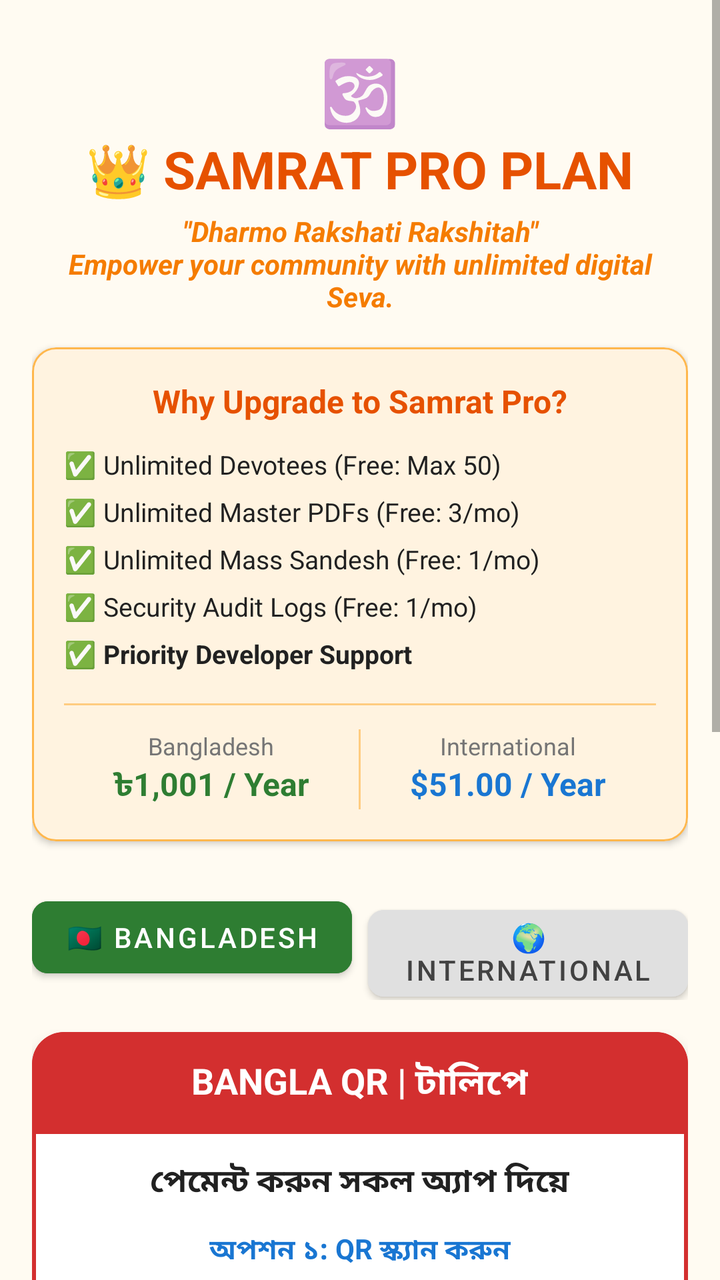
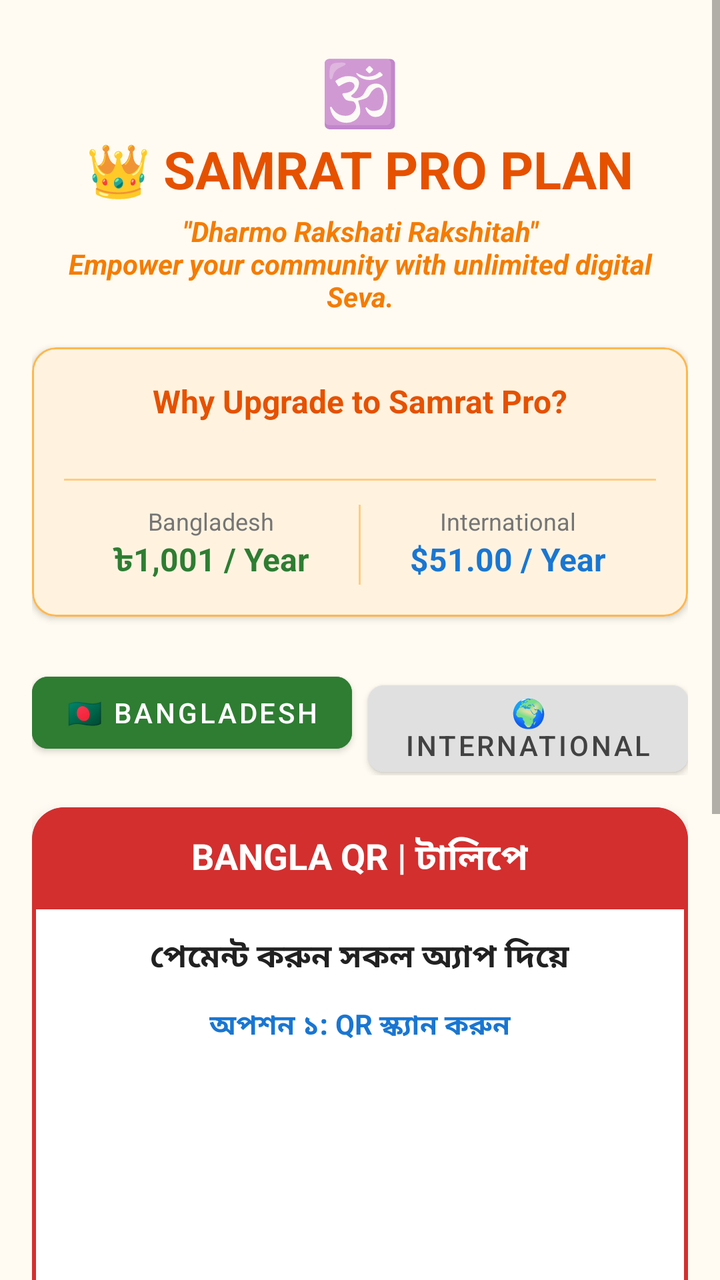

Two renders of the same Android screen: before a commit and after it. Below are the layout's source before the change and the commit's diff.
<!-- AndroidManifest.xml: application theme Theme.MaterialComponents.Light.NoActionBar -->
<!-- res/layout/activity_upgrade.xml -->
<?xml version="1.0" encoding="utf-8"?>
<ScrollView xmlns:android="http://schemas.android.com/apk/res/android"
    xmlns:app="http://schemas.android.com/apk/res-auto"
    android:layout_width="match_parent"
    android:layout_height="match_parent"
    android:background="#FFFBF2">

    <LinearLayout
        android:layout_width="match_parent"
        android:layout_height="wrap_content"
        android:orientation="vertical"
        android:padding="16dp"
        android:gravity="center_horizontal">

        <TextView
            android:layout_width="wrap_content"
            android:layout_height="wrap_content"
            android:text="🕉️"
            android:textSize="32sp"
            android:layout_marginTop="8dp"/>

        <TextView
            android:layout_width="wrap_content"
            android:layout_height="wrap_content"
            android:text="👑 SAMRAT PRO PLAN"
            android:textSize="26sp"
            android:textStyle="bold"
            android:textColor="#E65100" 
            android:layout_marginBottom="4dp"/>

        <TextView
            android:layout_width="match_parent"
            android:layout_height="wrap_content"
            android:text="&quot;Dharmo Rakshati Rakshitah&quot;&#10;Empower your community with unlimited digital Seva."
            android:textSize="14sp"
            android:textStyle="italic|bold"
            android:textColor="#F57C00"
            android:gravity="center"
            android:layout_marginBottom="16dp"/>

        
        <com.google.android.material.card.MaterialCardView
            android:layout_width="match_parent"
            android:layout_height="wrap_content"
            app:cardCornerRadius="12dp"
            app:cardElevation="2dp"
            app:strokeColor="#FFB74D"
            app:strokeWidth="1dp"
            app:cardBackgroundColor="#FFF3E0"
            android:layout_marginBottom="24dp">

            <LinearLayout
                android:layout_width="match_parent"
                android:layout_height="wrap_content"
                android:orientation="vertical"
                android:padding="16dp">

                <TextView
                    android:layout_width="match_parent"
                    android:layout_height="wrap_content"
                    android:text="Why Upgrade to Samrat Pro?"
                    android:textSize="16sp"
                    android:textStyle="bold"
                    android:textColor="#E65100"
                    android:gravity="center"
                    android:layout_marginBottom="12dp"/>

                
                <LinearLayout
                    android:id="@+id/layoutDynamicFeatures"
                    android:layout_width="match_parent"
                    android:layout_height="wrap_content"
                    android:orientation="vertical"
                    android:layout_marginBottom="16dp">

                    
                    <TextView android:layout_width="match_parent" android:layout_height="wrap_content" android:text="✅ Unlimited Devotees (Free: Max 50)" android:textColor="#212121" android:textSize="13sp" android:layout_marginBottom="6dp"/>
                    <TextView android:layout_width="match_parent" android:layout_height="wrap_content" android:text="✅ Unlimited Master PDFs (Free: 3/mo)" android:textColor="#212121" android:textSize="13sp" android:layout_marginBottom="6dp"/>
                    <TextView android:layout_width="match_parent" android:layout_height="wrap_content" android:text="✅ Unlimited Mass Sandesh (Free: 1/mo)" android:textColor="#212121" android:textSize="13sp" android:layout_marginBottom="6dp"/>
                    <TextView android:layout_width="match_parent" android:layout_height="wrap_content" android:text="✅ Security Audit Logs (Free: 1/mo)" android:textColor="#212121" android:textSize="13sp" android:layout_marginBottom="6dp"/>
                    <TextView android:layout_width="match_parent" android:layout_height="wrap_content" android:text="✅ Priority Developer Support" android:textColor="#212121" android:textSize="13sp" android:textStyle="bold"/>
                </LinearLayout>

                <View android:layout_width="match_parent" android:layout_height="1dp" android:background="#FFCC80" android:layout_marginBottom="12dp"/>

                <LinearLayout android:layout_width="match_parent" android:layout_height="wrap_content" android:orientation="horizontal" android:weightSum="2">
                    <LinearLayout android:layout_width="0dp" android:layout_weight="1" android:layout_height="wrap_content" android:orientation="vertical" android:gravity="center">
                        <TextView android:layout_width="wrap_content" android:layout_height="wrap_content" android:text="Bangladesh" android:textSize="12sp" android:textColor="#757575"/>
                        
                        <TextView 
                            android:id="@+id/tvPriceBdt"
                            android:layout_width="wrap_content" 
                            android:layout_height="wrap_content" 
                            android:text="৳1,001 / Year" 
                            android:textSize="16sp" 
                            android:textStyle="bold" 
                            android:textColor="#2E7D32"/>
                    </LinearLayout>
                    <View android:layout_width="1dp" android:layout_height="match_parent" android:background="#FFCC80"/>
                    <LinearLayout android:layout_width="0dp" android:layout_weight="1" android:layout_height="wrap_content" android:orientation="vertical" android:gravity="center">
                        <TextView android:layout_width="wrap_content" android:layout_height="wrap_content" android:text="International" android:textSize="12sp" android:textColor="#757575"/>
                        
                        <TextView 
                            android:id="@+id/tvPriceUsd"
                            android:layout_width="wrap_content" 
                            android:layout_height="wrap_content" 
                            android:text="$51.00 / Year" 
                            android:textSize="16sp" 
                            android:textStyle="bold" 
                            android:textColor="#1976D2"/>
                    </LinearLayout>
                </LinearLayout>

            </LinearLayout>
        </com.google.android.material.card.MaterialCardView>

        <LinearLayout
            android:id="@+id/layoutRestricted"
            android:layout_width="match_parent"
            android:layout_height="wrap_content"
            android:orientation="vertical"
            android:visibility="gone"
            android:padding="24dp"
            android:background="#FFECB3"
            android:gravity="center">

            <TextView
                android:layout_width="wrap_content"
                android:layout_height="wrap_content"
                android:text="🙏 Namaskar Devotee 🙏"
                android:textSize="20sp"
                android:textStyle="bold"
                android:textColor="#E65100"
                android:layout_marginBottom="12dp"/>

            <TextView
                android:layout_width="match_parent"
                android:layout_height="wrap_content"
                android:text="This feature requires the SAMRAT PRO workspace upgrade. Only your Mandir's Admin or Manager can authorize payments."
                android:textSize="15sp"
                android:textColor="#424242"
                android:gravity="center"
                android:layout_marginBottom="24dp"/>

            <Button
                android:id="@+id/btnGoBack"
                android:layout_width="match_parent"
                android:layout_height="55dp"
                android:text="RETURN TO DASHBOARD"
                android:backgroundTint="#E65100"
                android:textColor="#FFFFFF"
                app:cornerRadius="8dp"/>
        </LinearLayout>

        <LinearLayout
            android:id="@+id/layoutPayment"
            android:layout_width="match_parent"
            android:layout_height="wrap_content"
            android:orientation="vertical">

            <LinearLayout
                android:layout_width="match_parent"
                android:layout_height="wrap_content"
                android:orientation="horizontal"
                android:weightSum="2"
                android:layout_marginBottom="16dp">

                <Button
                    android:id="@+id/btnPayBD"
                    android:layout_width="0dp"
                    android:layout_weight="1"
                    android:layout_height="wrap_content"
                    android:text="🇧🇩 BANGLADESH"
                    android:backgroundTint="#2E7D32"
                    android:textColor="#FFFFFF"
                    app:cornerRadius="8dp"
                    android:layout_marginEnd="4dp"/>

                <Button
                    android:id="@+id/btnPayIntl"
                    android:layout_width="0dp"
                    android:layout_weight="1"
                    android:layout_height="wrap_content"
                    android:text="🌍 INTERNATIONAL"
                    android:backgroundTint="#E0E0E0"
                    android:textColor="#424242"
                    app:cornerRadius="8dp"
                    android:layout_marginStart="4dp"/>
            </LinearLayout>

            <com.google.android.material.card.MaterialCardView
                android:id="@+id/cardBanglaQR"
                android:layout_width="match_parent"
                android:layout_height="wrap_content"
                app:cardCornerRadius="16dp"
                app:cardElevation="4dp"
                app:strokeColor="#D32F2F"
                app:strokeWidth="2dp"
                app:cardBackgroundColor="#FFFFFF">

                <LinearLayout
                    android:layout_width="match_parent"
                    android:layout_height="wrap_content"
                    android:orientation="vertical"
                    android:gravity="center">

                    <LinearLayout
                        android:layout_width="match_parent"
                        android:layout_height="wrap_content"
                        android:background="#D32F2F"
                        android:padding="12dp"
                        android:gravity="center">
                        <TextView
                            android:layout_width="wrap_content"
                            android:layout_height="wrap_content"
                            android:text="BANGLA QR | টালিপে"
                            android:textColor="#FFFFFF"
                            android:textStyle="bold"
                            android:textSize="18sp"/>
                    </LinearLayout>

                    <TextView
                        android:layout_width="wrap_content"
                        android:layout_height="wrap_content"
                        android:text="পেমেন্ট করুন সকল অ্যাপ দিয়ে"
                        android:textColor="#212121"
                        android:textStyle="bold"
                        android:textSize="16sp"
                        android:layout_marginTop="12dp"/>

                    <TextView
                        android:layout_width="wrap_content"
                        android:layout_height="wrap_content"
                        android:text="অপশন ১: QR স্ক্যান করুন"
                        android:textColor="#1976D2"
                        android:textStyle="bold"
                        android:textSize="14sp"
                        android:layout_marginTop="12dp"
                        android:layout_marginBottom="8dp"/>

                    <ImageView
                        android:layout_width="160dp"
                        android:layout_height="160dp"
                        android:src="@mipmap/ic_launcher" 
                        android:layout_marginBottom="16dp"
                        android:contentDescription="QR Code"/>

                    <TextView
                        android:layout_width="wrap_content"
                        android:layout_height="wrap_content"
                        android:text="অপশন ২: নম্বর কপি করুন"
                        android:textColor="#1976D2"
                        android:textStyle="bold"
                        android:textSize="14sp"
                        android:layout_marginBottom="8dp"/>

                    <LinearLayout
                        android:layout_width="wrap_content"
                        android:layout_height="wrap_content"
                        android:orientation="horizontal"
                        android:gravity="center_vertical"
                        android:background="#F5F5F5"
                        android:padding="8dp"
                        android:layout_marginBottom="16dp">

                        <TextView
                            android:layout_width="wrap_content"
                            android:layout_height="wrap_content"
                            android:text="01701-987744"
                            android:textColor="#D32F2F"
                            android:textStyle="bold"
                            android:textSize="22sp"
                            android:layout_marginEnd="16dp"/>

                        <Button
                            android:id="@+id/btnCopyNumber"
                            android:layout_width="wrap_content"
                            android:layout_height="40dp"
                            android:text="COPY"
                            android:backgroundTint="#424242"
                            android:textColor="#FFFFFF"/>
                    </LinearLayout>

                    <Button
                        android:id="@+id/btnHowToPay"
                        android:layout_width="match_parent"
                        android:layout_height="50dp"
                        android:layout_marginHorizontal="16dp"
                        android:layout_marginBottom="16dp"
                        android:text="❓ HOW TO PAY"
                        android:backgroundTint="#F57C00"
                        android:textColor="#FFFFFF"
                        android:textStyle="bold"
                        app:cornerRadius="8dp"/>
                </LinearLayout>
            </com.google.android.material.card.MaterialCardView>

            <com.google.android.material.card.MaterialCardView
                android:id="@+id/cardIntlPayment"
                android:layout_width="match_parent"
                android:layout_height="wrap_content"
                app:cardCornerRadius="16dp"
                app:cardElevation="4dp"
                android:visibility="gone"
                app:cardBackgroundColor="#FFFFFF">

                <LinearLayout
                    android:layout_width="match_parent"
                    android:layout_height="wrap_content"
                    android:orientation="vertical"
                    android:padding="24dp"
                    android:gravity="center">

                    <TextView
                        android:layout_width="wrap_content"
                        android:layout_height="wrap_content"
                        android:text="Secure International Dakshina"
                        android:textColor="#212121"
                        android:textStyle="bold"
                        android:textSize="18sp"
                        android:layout_marginBottom="8dp"/>

                    <Button
                        android:id="@+id/btnCheckoutLink"
                        android:layout_width="match_parent"
                        android:layout_height="55dp"
                        android:text="💳 PROCEED TO SECURE CHECKOUT"
                        android:backgroundTint="#1976D2"
                        android:textColor="#FFFFFF"
                        app:cornerRadius="8dp"/>
                </LinearLayout>
            </com.google.android.material.card.MaterialCardView>

            <Button
                android:id="@+id/btnVerifyPayment"
                android:layout_width="match_parent"
                android:layout_height="60dp"
                android:layout_marginTop="24dp"
                android:text="✅ I HAVE PAID DAKSHINA - VERIFY"
                android:backgroundTint="#FF9800"
                android:textColor="#FFFFFF"
                android:textStyle="bold"
                app:cornerRadius="8dp"
                android:layout_marginBottom="32dp"/>
        </LinearLayout>
    </LinearLayout>
</ScrollView>
<!-- resources referenced by this layout -->
<resources>
  <!-- mipmap ic_launcher (mipmap-anydpi-v26) -->
  <?xml version="1.0" encoding="utf-8"?>
  <adaptive-icon xmlns:android="http://schemas.android.com/apk/res/android">
    <background android:drawable="@mipmap/ic_launcher_background"/>
    <foreground android:drawable="@mipmap/ic_launcher_foreground"/>
    <monochrome android:drawable="@mipmap/ic_launcher_monochrome"/>
  </adaptive-icon>
</resources>

<!-- the commit's change to res/layout/activity_upgrade.xml (unified diff, before → after) -->
@@ -72,13 +72,7 @@
                     android:layout_height="wrap_content"
                     android:orientation="vertical"
                     android:layout_marginBottom="16dp">
-
                     
-                    <TextView android:layout_width="match_parent" android:layout_height="wrap_content" android:text="✅ Unlimited Devotees (Free: Max 50)" android:textColor="#212121" android:textSize="13sp" android:layout_marginBottom="6dp"/>
-                    <TextView android:layout_width="match_parent" android:layout_height="wrap_content" android:text="✅ Unlimited Master PDFs (Free: 3/mo)" android:textColor="#212121" android:textSize="13sp" android:layout_marginBottom="6dp"/>
-                    <TextView android:layout_width="match_parent" android:layout_height="wrap_content" android:text="✅ Unlimited Mass Sandesh (Free: 1/mo)" android:textColor="#212121" android:textSize="13sp" android:layout_marginBottom="6dp"/>
-                    <TextView android:layout_width="match_parent" android:layout_height="wrap_content" android:text="✅ Security Audit Logs (Free: 1/mo)" android:textColor="#212121" android:textSize="13sp" android:layout_marginBottom="6dp"/>
-                    <TextView android:layout_width="match_parent" android:layout_height="wrap_content" android:text="✅ Priority Developer Support" android:textColor="#212121" android:textSize="13sp" android:textStyle="bold"/>
                 </LinearLayout>
 
                 <View android:layout_width="match_parent" android:layout_height="1dp" android:background="#FFCC80" android:layout_marginBottom="12dp"/>
@@ -86,7 +80,6 @@
                 <LinearLayout android:layout_width="match_parent" android:layout_height="wrap_content" android:orientation="horizontal" android:weightSum="2">
                     <LinearLayout android:layout_width="0dp" android:layout_weight="1" android:layout_height="wrap_content" android:orientation="vertical" android:gravity="center">
                         <TextView android:layout_width="wrap_content" android:layout_height="wrap_content" android:text="Bangladesh" android:textSize="12sp" android:textColor="#757575"/>
-                        
                         <TextView 
                             android:id="@+id/tvPriceBdt"
                             android:layout_width="wrap_content" 
@@ -99,7 +92,6 @@
                     <View android:layout_width="1dp" android:layout_height="match_parent" android:background="#FFCC80"/>
                     <LinearLayout android:layout_width="0dp" android:layout_weight="1" android:layout_height="wrap_content" android:orientation="vertical" android:gravity="center">
                         <TextView android:layout_width="wrap_content" android:layout_height="wrap_content" android:text="International" android:textSize="12sp" android:textColor="#757575"/>
-                        
                         <TextView 
                             android:id="@+id/tvPriceUsd"
                             android:layout_width="wrap_content" 
@@ -114,6 +106,7 @@
             </LinearLayout>
         </com.google.android.material.card.MaterialCardView>
 
+        
         <LinearLayout
             android:id="@+id/layoutRestricted"
             android:layout_width="match_parent"
